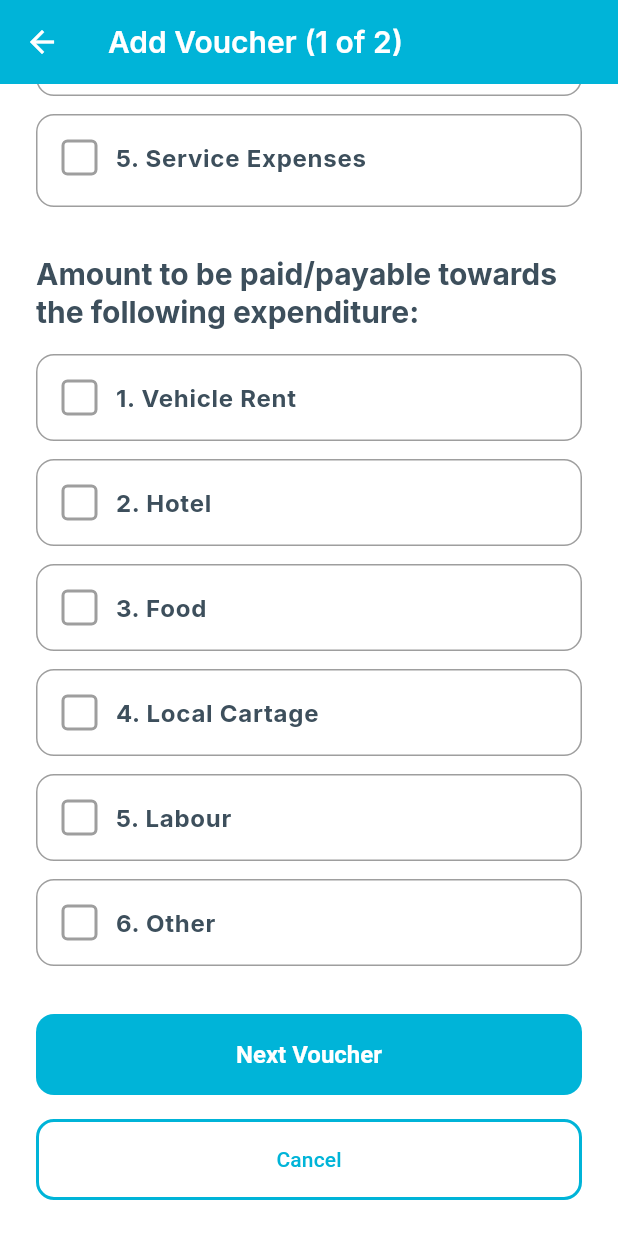
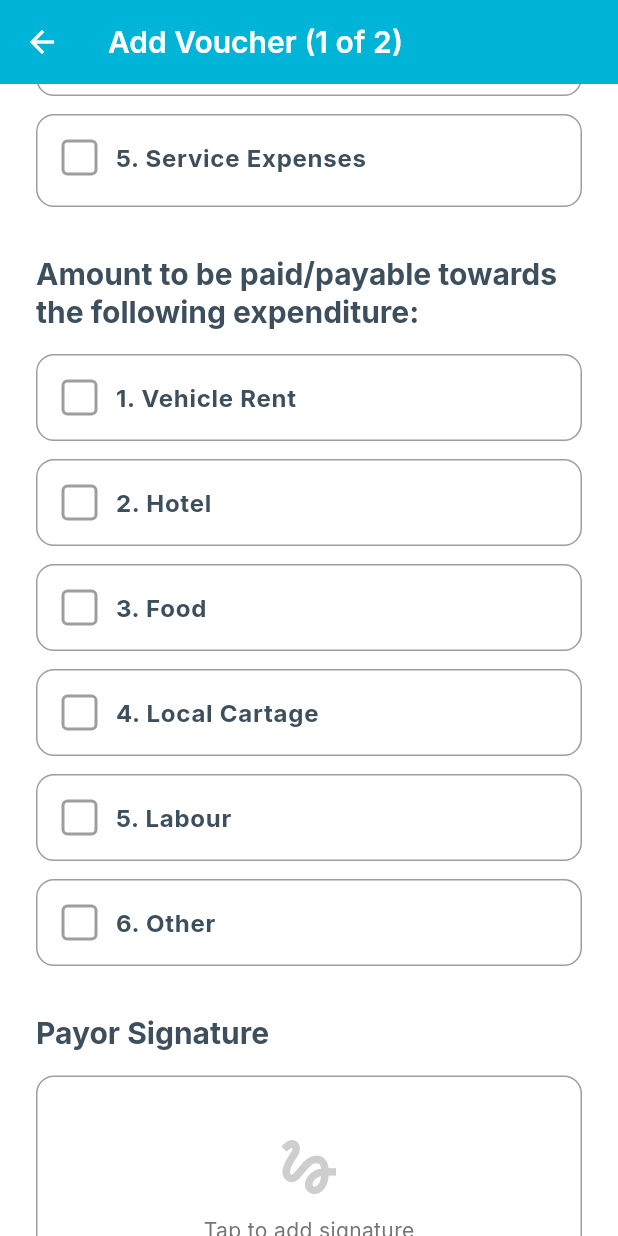
Before and after one commit to raman04-byte/dev, a Flutter app: the AddVoucherPage screen opened by its route, scrolled down 902 dp, on a phone screen of 412 x 824 dp. Run offline on Flutter 3.47's test engine with Material 3 defaults, Android fonts, the phone set to English and light mode, and no system bars; our stand-ins replace appwrite, google_fonts, share_plus, shared_preferences, signature; missing offline and left inert: syncfusion_flutter_pdf, syncfusion_flutter_pdfviewer; accounts and stored records are empty; statements that could not run were skipped.

Commit message:
Add signature functionality to voucher PDF generation and UI
- Implemented signature capture in the add voucher page using SignaturePadWidget.
- Updated PdfService to include signature in the generated PDF.
- Enhanced footer drawing logic to render the signature if available.
- Added necessary dependencies in pubspec.yaml and updated pubspec.lock.

```diff
--- a/lib/core/services/pdf_service.dart
+++ b/lib/core/services/pdf_service.dart
@@ -174,6 +174,8 @@ class PdfService {
     PdfFont headerFont,
     String stateCode,
   ) {
+    // Extract signature if exists
+    final Uint8List? signature = voucherData['signature'] as Uint8List?;
     final PdfGraphics graphics = page.graphics;
 
     // Header section with logo and company info
@@ -208,7 +210,7 @@ class PdfService {
     currentY += 45;
 
     // Footer signatures
-    _drawFooter(graphics, currentY);
+    _drawFooter(graphics, currentY, signature);
   }
 
   static void _drawHeader(
@@ -833,7 +835,11 @@ class PdfService {
     }
   }
 
-  static void _drawFooter(PdfGraphics graphics, double yOffset) {
+  static void _drawFooter(
+    PdfGraphics graphics,
+    double yOffset,
+    Uint8List? signature,
+  ) {
     final PdfPen fieldPen = PdfPen(PdfColor(0, 180, 216), width: 1);
 
     // Footer row with signatures - total width 560
@@ -853,7 +859,7 @@ class PdfService {
       bounds: Rect.fromLTWH(195, yOffset, 190, 30),
     );
     graphics.drawString(
-      'Receiver Sign.',
+      'Receiver Sign:',
       PdfStandardFont(PdfFontFamily.helvetica, 9, style: PdfFontStyle.bold),
       bounds: Rect.fromLTWH(200, yOffset + 10, 180, 30),
       brush: PdfBrushes.black,
@@ -864,10 +870,24 @@ class PdfService {
       bounds: Rect.fromLTWH(385, yOffset, 190, 30),
     );
     graphics.drawString(
-      'Received By:',
+      'Payor Sign:',
       PdfStandardFont(PdfFontFamily.helvetica, 9, style: PdfFontStyle.bold),
       bounds: Rect.fromLTWH(390, yOffset + 10, 180, 30),
       brush: PdfBrushes.black,
     );
+
+    // Draw signature if exists in "Payor Sign:" section
+    if (signature != null) {
+      try {
+        final PdfBitmap signatureImage = PdfBitmap(signature);
+        // Draw signature in the Payor Sign box, slightly offset from edges
+        graphics.drawImage(
+          signatureImage,
+          Rect.fromLTWH(390, yOffset + 2, 180, 26),
+        );
+      } catch (e) {
+        // If signature rendering fails, silently continue
+      }
+    }
   }
 }
--- a/lib/features/voucher/presentation/pages/add_voucher_page.dart
+++ b/lib/features/voucher/presentation/pages/add_voucher_page.dart
@@ -1,4 +1,5 @@
 import 'dart:io';
+import 'dart:typed_data';
 
 import 'package:flutter/material.dart';
 import 'package:flutter/services.dart';
@@ -7,6 +8,7 @@ import 'package:shared_preferences/shared_preferences.dart';
 import '../../../../core/services/pdf_service.dart';
 import '../../../../core/theme/app_colors.dart';
 import '../../../../shared/widgets/pdf_viewer_page.dart';
+import '../../../../shared/widgets/signature_pad_widget.dart';
 import '../../data/repositories/voucher_repository_impl.dart';
 import '../../domain/models/voucher_model.dart';
 
@@ -35,6 +37,7 @@ class _AddVoucherPageState extends State<AddVoucherPage> {
   DateTime? _selectedDate;
   final Set<int> _selectedExpenseTypes = {};
   final Set<int> _selectedPaymentExpenses = {};
+  Uint8List? _signature;
 
   // Page tracking
   int _currentPage = 1;
@@ -221,6 +224,20 @@ class _AddVoucherPageState extends State<AddVoucherPage> {
     }
   }
 
+  void _showSignaturePad() {
+    showDialog(
+      context: context,
+      builder: (context) => SignaturePadWidget(
+        onSignatureSaved: (signature) {
+          setState(() {
+            _signature = signature;
+          });
+        },
+        initialSignature: _signature,
+      ),
+    );
+  }
+
   Future<void> _handleSubmit() async {
     // Safety check for page 2
     if (_currentPage == 2 && _firstVoucherData == null) {
@@ -294,6 +311,7 @@ class _AddVoucherPageState extends State<AddVoucherPage> {
           'expensesBy': _selectedExpensesBy,
           'expenseTypes': Set<int>.from(_selectedExpenseTypes),
           'paymentExpenses': Set<int>.from(_selectedPaymentExpenses),
+          'signature': _signature,
         };
 
         // Clear form for second voucher
@@ -319,6 +337,7 @@ class _AddVoucherPageState extends State<AddVoucherPage> {
           'expensesBy': _selectedExpensesBy,
           'expenseTypes': Set<int>.from(_selectedExpenseTypes),
           'paymentExpenses': Set<int>.from(_selectedPaymentExpenses),
+          'signature': _signature,
         };
 
         // Generate PDF
@@ -473,6 +492,7 @@ class _AddVoucherPageState extends State<AddVoucherPage> {
     _selectedDate = null;
     _selectedExpenseTypes.clear();
     _selectedPaymentExpenses.clear();
+    _signature = null;
   }
 
   String _formatDate(DateTime date) {
@@ -749,6 +769,75 @@ class _AddVoucherPageState extends State<AddVoucherPage> {
                 _buildPaymentExpenseOption(context, sNo: 6, type: 'Other'),
                 const SizedBox(height: 32),
 
+                // Signature Section
+                Text(
+                  'Payor Signature',
+                  style: Theme.of(context).textTheme.titleLarge?.copyWith(
+                    color: AppColors.primaryNavy,
+                    fontWeight: FontWeight.bold,
+                  ),
+                ),
+                const SizedBox(height: 16),
+                InkWell(
+                  onTap: _showSignaturePad,
+                  borderRadius: BorderRadius.circular(12),
+                  child: Container(
+                    height: 150,
+                    decoration: BoxDecoration(
+                      border: Border.all(
+                        color: _signature != null
+                            ? AppColors.primaryCyan
+                            : AppColors.grey,
+                        width: _signature != null ? 2 : 1,
+                      ),
+                      borderRadius: BorderRadius.circular(12),
+                      color: _signature != null
+                          ? AppColors.primaryCyan.withOpacity(0.05)
+                          : AppColors.white,
+                    ),
+                    child: _signature != null
+                        ? Stack(
+                            children: [
+                              Center(
+                                child: Image.memory(
+                                  _signature!,
+                                  fit: BoxFit.contain,
+                                ),
+                              ),
+                              Positioned(
+                                top: 8,
+                                right: 8,
+                                child: IconButton(
+                                  icon: const Icon(
+                                    Icons.edit,
+                                    color: AppColors.primaryCyan,
+                                  ),
+                                  onPressed: _showSignaturePad,
+                                  tooltip: 'Edit Signature',
+                                ),
+                              ),
+                            ],
+                          )
+                        : Column(
+                            mainAxisAlignment: MainAxisAlignment.center,
+                            children: [
+                              Icon(
+                                Icons.gesture,
+                                size: 48,
+                                color: AppColors.grey.withOpacity(0.5),
+                              ),
+                              const SizedBox(height: 8),
+                              Text(
+                                'Tap to add signature',
+                                style: Theme.of(context).textTheme.bodyMedium
+                                    ?.copyWith(color: AppColors.textSecondary),
+                              ),
+                            ],
+                          ),
+                  ),
+                ),
+                const SizedBox(height: 32),
+
                 // Submit/Next Button
                 SizedBox(
                   height: 54,
--- a/pubspec.yaml
+++ b/pubspec.yaml
@@ -16,6 +16,7 @@ dependencies:
     path_provider: ^2.1.5
     share_plus: ^12.0.1
     shared_preferences: ^2.5.3
+    signature: ^5.5.0
     syncfusion_flutter_pdf: ^31.2.15
     syncfusion_flutter_pdfviewer: ^31.2.15
 
```
Also changed, not shown: lib/shared/widgets/signature_pad_widget.dart (added, +121 -0 lines), pubspec.lock.
